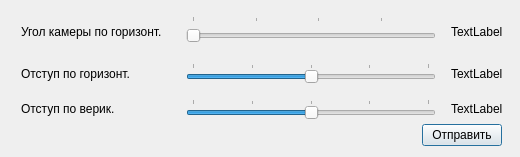
Before: the Qt Designer form Server/Src/GUI/server.ui in pavelenodd/SKB_MO_Test, drawn with Qt 5.
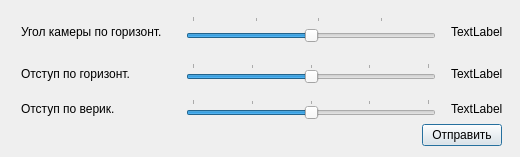
After: the same form once the commit is applied.

Commit message: Сделал UI сервера - сделал передачу данных от UI системе - интегрировал UI сервера в систему

```diff
--- a/Server/Src/GUI/server.ui
+++ b/Server/Src/GUI/server.ui
@@ -100,7 +100,7 @@
           <number>1</number>
          </property>
          <property name="sliderPosition">
-          <number>20</number>
+          <number>35</number>
          </property>
          <property name="orientation">
           <enum>Qt::Orientation::Horizontal</enum>
```
Left out of the diff: 7 changed lines with no effect on the pictures. The commit also changes 4 other files.
